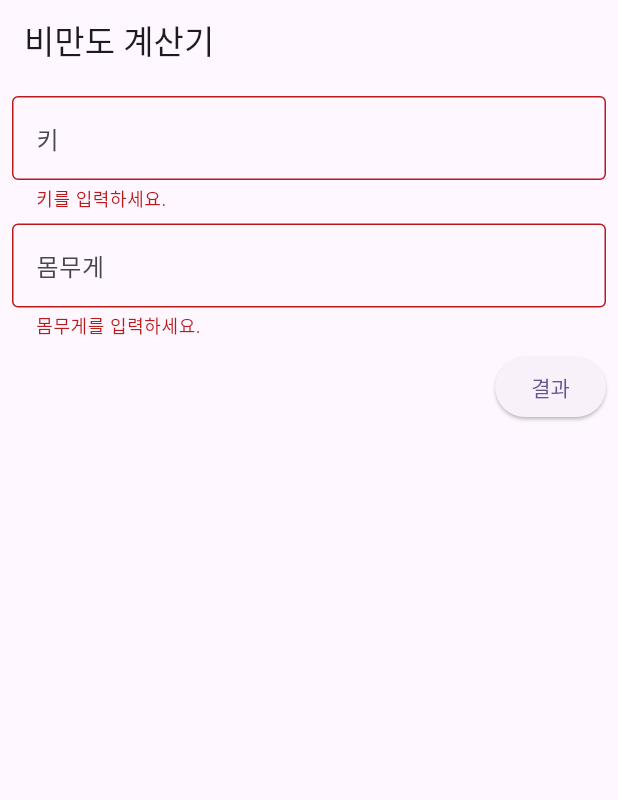
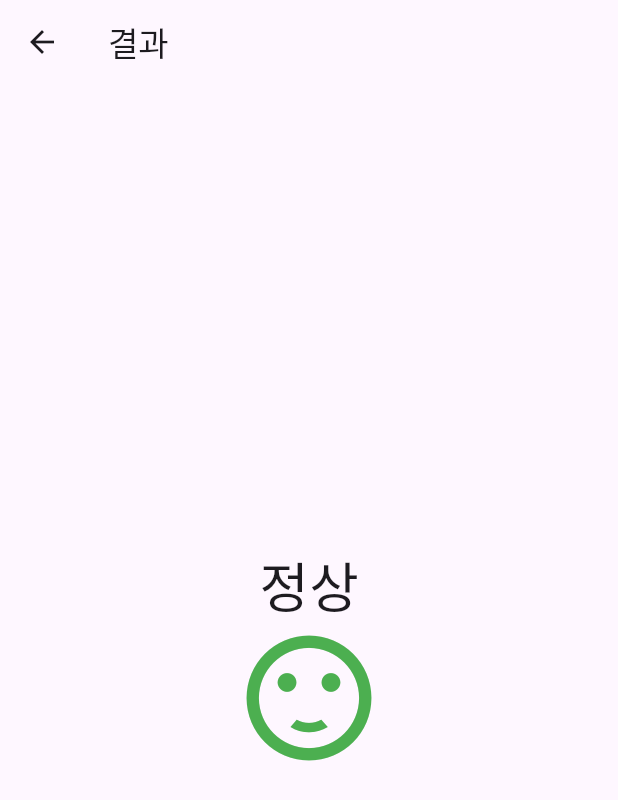
Before and after one commit to flutter-preview/yeondooo-flutter_project, a Flutter app: the screen it shows after launch, after a tap on "결과", on a phone screen of 412 x 824 dp. Shown: the top 800 px of the screen. Run offline on Flutter 3.47's test engine with Material 2 defaults, Android fonts, the phone set to English and light mode, and no system bars.

Commit message:
053. 결과화면 작성

```diff
--- a/lib/main/main_screen.dart
+++ b/lib/main/main_screen.dart
@@ -1,3 +1,4 @@
+import 'package:bmi_calculator/result/result_screen.dart';
 import 'package:flutter/material.dart';
 
 class MainScreen extends StatefulWidget {
@@ -53,7 +54,18 @@
               const SizedBox(height: 8),
               ElevatedButton(
                 onPressed: () {
-                  if (_formKey.currentState?.validate() ?? false) {}
+                  if (_formKey.currentState?.validate() ?? false) {
+                    return;
+                  }
+                  Navigator.push(
+                    context,
+                    MaterialPageRoute(
+                      builder: (context) => const ResultScreen(
+                        height: 180,
+                        weight: 77.5,
+                      ),
+                    ),
+                  );
                 },
                 child: const Text('결과'),
               ),
--- /dev/null
+++ b/lib/result/result_screen.dart
@@ -0,0 +1,37 @@
+import 'package:flutter/material.dart';
+
+class ResultScreen extends StatelessWidget {
+  final double height;
+  final double weight;
+
+  const ResultScreen({
+    Key? key,
+    required this.height,
+    required this.weight,
+  }) : super(key: key);
+
+  @override
+  Widget build(BuildContext context) {
+    return Scaffold(
+      appBar: AppBar(
+        title: const Text('결과'),
+      ),
+      body: const Center(
+        child: Column(
+          mainAxisAlignment: MainAxisAlignment.center,
+          children: [
+            Text(
+              '정상',
+              style: TextStyle(fontSize: 36),
+            ),
+            Icon(
+              Icons.sentiment_satisfied,
+              color: Colors.green,
+              size: 100,
+            ),
+          ],
+        ),
+      ),
+    );
+  }
+}
```
